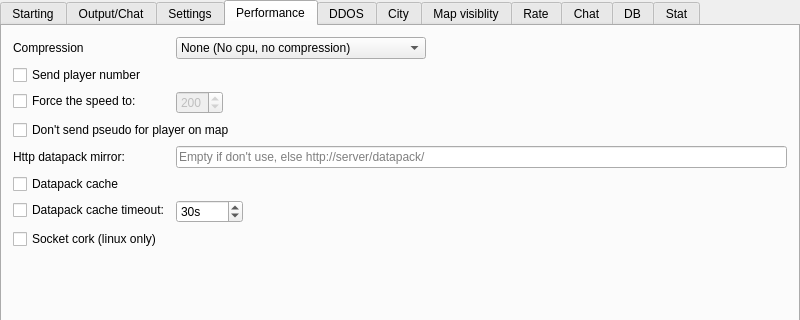
This is server/MainWindow.ui in alphaonex86/CatchChallenger as Qt 5 draws it before an edit; both pictures show x 0 to 800 and y 0 to 320 of the 800 by 600 pixel window. The edited form follows.
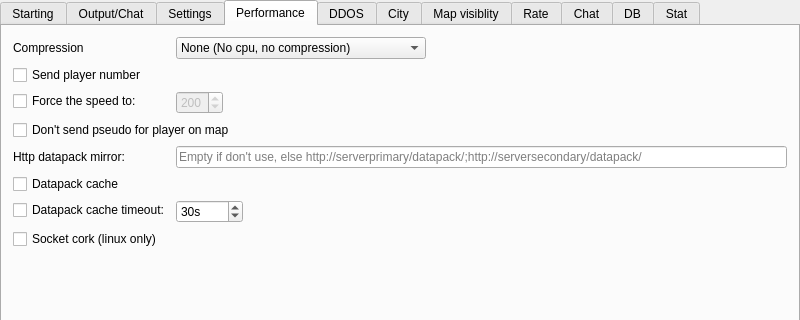
This is the edited form. The open tabs and pages were chosen to show the change. Icons and pictures are not drawn.

Commit message: [Add] Size to http mirror (client,server,shared lib)

```diff
--- a/server/MainWindow.ui
+++ b/server/MainWindow.ui
@@ -488,7 +488,7 @@
         <item row="4" column="1">
          <widget class="QLineEdit" name="httpDatapackMirror">
           <property name="placeholderText">
-           <string>Empty if don't use, else http://server/datapack/</string>
+           <string>Empty if don't use, else http://serverprimary/datapack/;http://serversecondary/datapack/</string>
           </property>
          </widget>
         </item>
```
Left out of the diff: 2 changed lines with no effect on the pictures. The commit also changes 13 other files.
